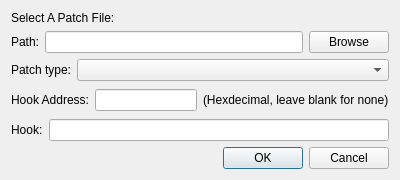
Above: Dialog/PatchEditDialog.ui from wario-land/WL4Editor before the change. Below: the same form after it.
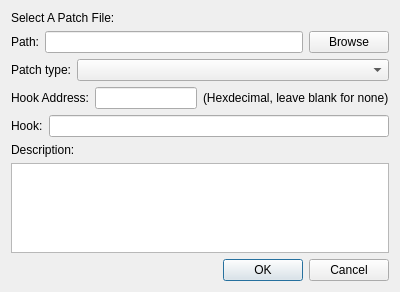
That is the form after the change.

Commit message: Allow empty filename, add description, remove hook string from patch list chunk

```diff
--- a/Dialog/PatchEditDialog.ui
+++ b/Dialog/PatchEditDialog.ui
@@ -7,7 +7,7 @@
     <x>0</x>
     <y>0</y>
     <width>400</width>
-    <height>180</height>
+    <height>292</height>
    </rect>
   </property>
   <property name="windowTitle">
@@ -103,6 +103,16 @@
      </item>
     </layout>
    </item>
+   <item>
+    <widget class="QLabel" name="label_Description">
+     <property name="text">
+      <string>Description:</string>
+     </property>
+    </widget>
+   </item>
+   <item>
+    <widget class="QTextEdit" name="textEdit_Description"/>
+   </item>
    <item>
     <widget class="QDialogButtonBox" name="buttonBox">
      <property name="orientation">
```
The commit also changes 8 other files.
